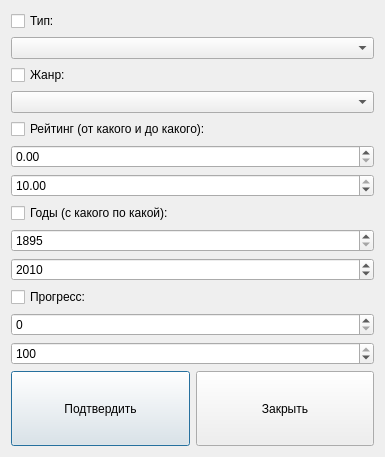
Above: resources/ui/filter.ui from venterum/ReelKeeper before the change. Below: the same form after it.
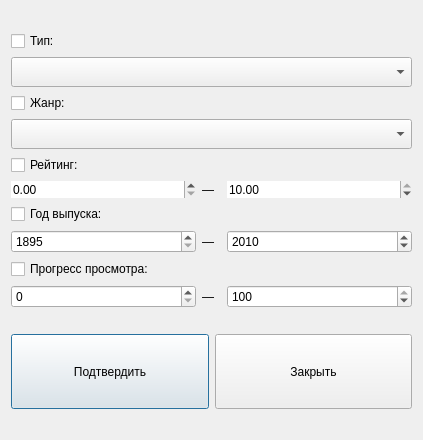
That is the form after the change. Icons and pictures are not drawn.

```diff
--- a/resources/ui/filter.ui
+++ b/resources/ui/filter.ui
@@ -6,8 +6,8 @@
    <rect>
     <x>0</x>
     <y>0</y>
-    <width>385</width>
-    <height>422</height>
+    <width>423</width>
+    <height>440</height>
    </rect>
   </property>
   <property name="windowTitle">
@@ -26,7 +26,14 @@
         </widget>
        </item>
        <item>
-        <widget class="QComboBox" name="typeCombo"/>
+        <widget class="QComboBox" name="typeCombo">
+         <property name="minimumSize">
+          <size>
+           <width>0</width>
+           <height>30</height>
+          </size>
+         </property>
+        </widget>
        </item>
        <item>
         <widget class="QCheckBox" name="checkBoxGenre">
@@ -36,17 +43,36 @@
         </widget>
        </item>
        <item>
-        <widget class="QComboBox" name="genreCombo"/>
+        <widget class="QComboBox" name="genreCombo">
+         <property name="minimumSize">
+          <size>
+           <width>0</width>
+           <height>30</height>
+          </size>
+         </property>
+        </widget>
        </item>
        <item>
         <widget class="QCheckBox" name="checkBoxRating">
          <property name="text">
-          <string>Рейтинг (от какого и до какого):</string>
+          <string>Рейтинг:</string>
+         </property>
+         <property name="icon">
+          <iconset>
+           <normaloff>../icons/rating.png</normaloff>../icons/rating.png</iconset>
          </property>
         </widget>
        </item>
+       <item>
+        <layout class="QHBoxLayout" name="ratingLayout" stretch="10,1,10">
        <item>
         <widget class="QDoubleSpinBox" name="ratingSpin">
+           <property name="frame">
+            <bool>false</bool>
+           </property>
+           <property name="showGroupSeparator" stdset="0">
+            <bool>false</bool>
+           </property>
          <property name="maximum">
           <double>10.000000000000000</double>
          </property>
@@ -55,8 +81,18 @@
          </property>
         </widget>
        </item>
+         <item>
+          <widget class="QLabel" name="splitterLabel">
+           <property name="text">
+            <string>—</string>
+           </property>
+          </widget>
+         </item>
        <item>
         <widget class="QDoubleSpinBox" name="ratingSpinTo">
+           <property name="frame">
+            <bool>false</bool>
+           </property>
          <property name="maximum">
           <double>10.000000000000000</double>
          </property>
@@ -67,14 +103,22 @@
           <double>10.000000000000000</double>
          </property>
         </widget>
+         </item>
+        </layout>
        </item>
        <item>
         <widget class="QCheckBox" name="checkBoxYears">
          <property name="text">
-          <string>Годы (с какого по какой):</string>
+          <string>Год выпуска:</string>
+         </property>
+         <property name="icon">
+          <iconset>
+           <normaloff>../icons/years.png</normaloff>../icons/years.png</iconset>
          </property>
         </widget>
        </item>
+       <item>
+        <layout class="QHBoxLayout" name="yearLayout" stretch="10,1,10">
        <item>
         <widget class="QSpinBox" name="yearFromSpin">
          <property name="minimum">
@@ -88,6 +132,13 @@
          </property>
         </widget>
        </item>
+         <item>
+          <widget class="QLabel" name="splitterLabel_2">
+           <property name="text">
+            <string>—</string>
+           </property>
+          </widget>
+         </item>
        <item>
         <widget class="QSpinBox" name="yearUpToSpin">
          <property name="minimum">
@@ -101,15 +152,30 @@
          </property>
         </widget>
        </item>
+        </layout>
+       </item>
        <item>
         <widget class="QCheckBox" name="checkBoxProgress">
          <property name="text">
-          <string>Прогресс:</string>
+          <string>Прогресс просмотра:</string>
          </property>
         </widget>
        </item>
        <item>
-        <widget class="QSpinBox" name="spinProgressFrom"/>
+        <layout class="QHBoxLayout" name="progressLayout" stretch="10,1,10">
+         <item>
+          <widget class="QSpinBox" name="spinProgressFrom">
+           <property name="prefix">
+            <string/>
+           </property>
+          </widget>
+         </item>
+         <item>
+          <widget class="QLabel" name="splitterLabel_3">
+           <property name="text">
+            <string>—</string>
+           </property>
+          </widget>
        </item>
        <item>
         <widget class="QSpinBox" name="spinProgressUpTo">
@@ -120,6 +186,24 @@
           <number>100</number>
          </property>
         </widget>
+         </item>
+        </layout>
+       </item>
+       <item>
+        <spacer name="verticalSpacer">
+         <property name="orientation">
+          <enum>Qt::Vertical</enum>
+         </property>
+         <property name="sizeType">
+          <enum>QSizePolicy::Fixed</enum>
+         </property>
+         <property name="sizeHint" stdset="0">
+          <size>
+           <width>20</width>
+           <height>20</height>
+          </size>
+         </property>
+        </spacer>
        </item>
        <item>
         <layout class="QHBoxLayout" name="buttonsLayout">
```
Left out of the diff: 12 changed lines with no effect on the pictures. Lines whose indentation alone changed are shown as unchanged.
